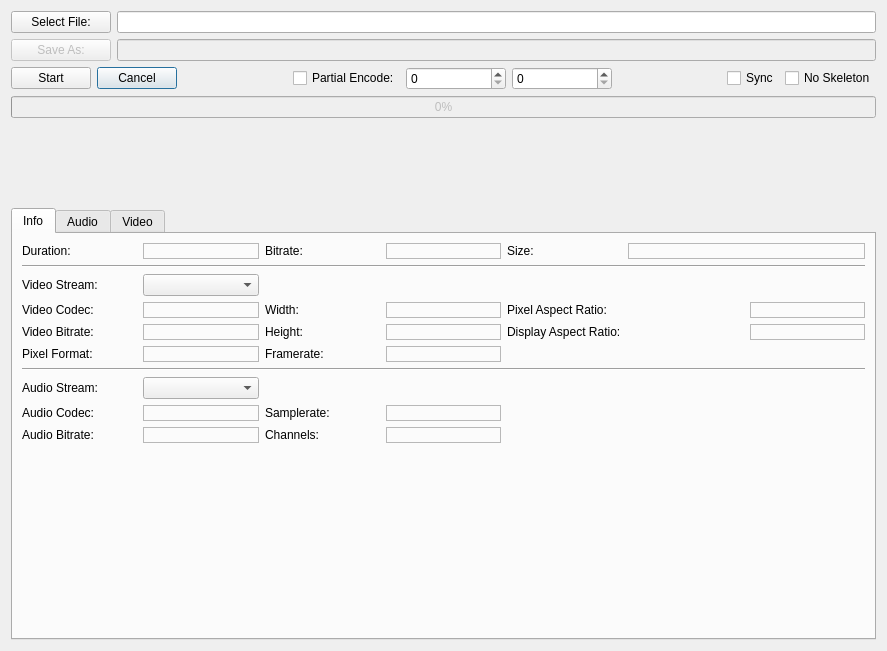
Old version of the form dialog.ui in the repository an146/qtheorafrontend.
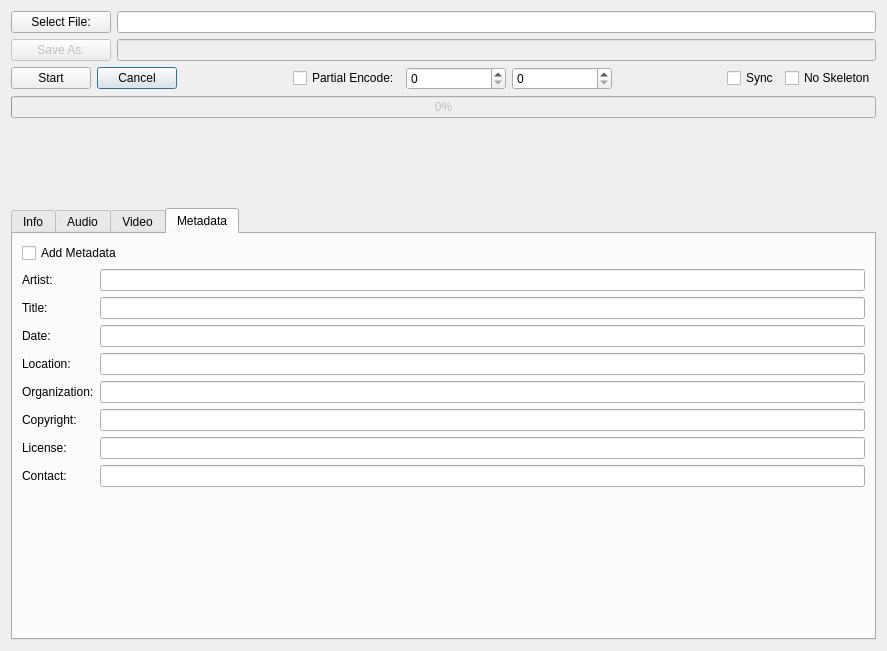
New version of the form. The open tabs and pages were chosen to show the change. Icons and pictures are not drawn. Custom widgets are drawn as their Qt base class.

Commit message: Metadata tab

Diff of the .ui file:
```diff
--- a/dialog.ui
+++ b/dialog.ui
@@ -1493,6 +1493,117 @@
        </item>
       </layout>
      </widget>
+     <widget class="QWidget" name="metadata">
+      <attribute name="title">
+       <string>Metadata</string>
+      </attribute>
+      <layout class="QVBoxLayout" name="verticalLayout_5">
+       <item>
+        <widget class="QCheckBox" name="metadata_add">
+         <property name="text">
+          <string>Add Metadata</string>
+         </property>
+        </widget>
+       </item>
+       <item>
+        <layout class="QGridLayout" name="metadata_options_layout">
+         <item row="3" column="0">
+          <widget class="QLabel" name="label_34">
+           <property name="text">
+            <string>Location:</string>
+           </property>
+          </widget>
+         </item>
+         <item row="1" column="0">
+          <widget class="QLabel" name="label_33">
+           <property name="text">
+            <string>Title:</string>
+           </property>
+          </widget>
+         </item>
+         <item row="0" column="2">
+          <widget class="QLineEdit" name="metadata_artist"/>
+         </item>
+         <item row="1" column="2">
+          <widget class="QLineEdit" name="metadata_title"/>
+         </item>
+         <item row="2" column="0">
+          <widget class="QLabel" name="label_32">
+           <property name="text">
+            <string>Date:</string>
+           </property>
+          </widget>
+         </item>
+         <item row="2" column="2">
+          <widget class="QLineEdit" name="metadata_date"/>
+         </item>
+         <item row="3" column="2">
+          <widget class="QLineEdit" name="metadata_location"/>
+         </item>
+         <item row="8" column="2">
+          <spacer name="verticalSpacer_11">
+           <property name="orientation">
+            <enum>Qt::Vertical</enum>
+           </property>
+           <property name="sizeHint" stdset="0">
+            <size>
+             <width>20</width>
+             <height>40</height>
+            </size>
+           </property>
+          </spacer>
+         </item>
+         <item row="0" column="0">
+          <widget class="QLabel" name="label_35">
+           <property name="text">
+            <string>Artist:</string>
+           </property>
+          </widget>
+         </item>
+         <item row="4" column="2">
+          <widget class="QLineEdit" name="metadata_organization"/>
+         </item>
+         <item row="4" column="0">
+          <widget class="QLabel" name="label_36">
+           <property name="text">
+            <string>Organization:</string>
+           </property>
+          </widget>
+         </item>
+         <item row="5" column="0">
+          <widget class="QLabel" name="label_37">
+           <property name="text">
+            <string>Copyright:</string>
+           </property>
+          </widget>
+         </item>
+         <item row="6" column="0">
+          <widget class="QLabel" name="label_38">
+           <property name="text">
+            <string>License:</string>
+           </property>
+          </widget>
+         </item>
+         <item row="7" column="0">
+          <widget class="QLabel" name="label_39">
+           <property name="text">
+            <string>Contact:</string>
+           </property>
+          </widget>
+         </item>
+         <item row="5" column="2">
+          <widget class="QLineEdit" name="metadata_copyright"/>
+         </item>
+         <item row="6" column="2">
+          <widget class="QLineEdit" name="metadata_license"/>
+         </item>
+         <item row="7" column="2">
+          <widget class="QLineEdit" name="metadata_contact"/>
+         </item>
+        </layout>
+       </item>
+      </layout>
+     </widget>
     </widget>
    </item>
   </layout>
```
The commit also changes 2 other files.
